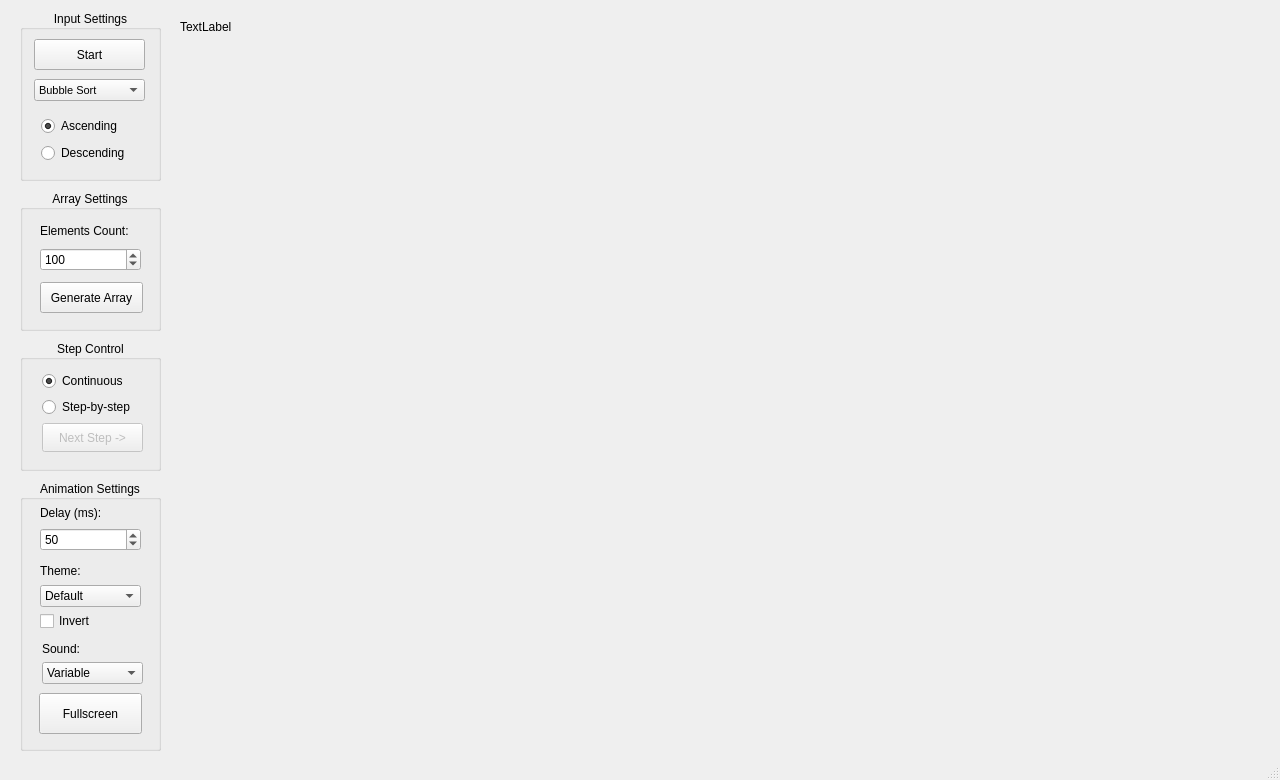
Above: mainwindow.ui from adamt-eng/sorting-visualizer before the change. Below: the same form after it.
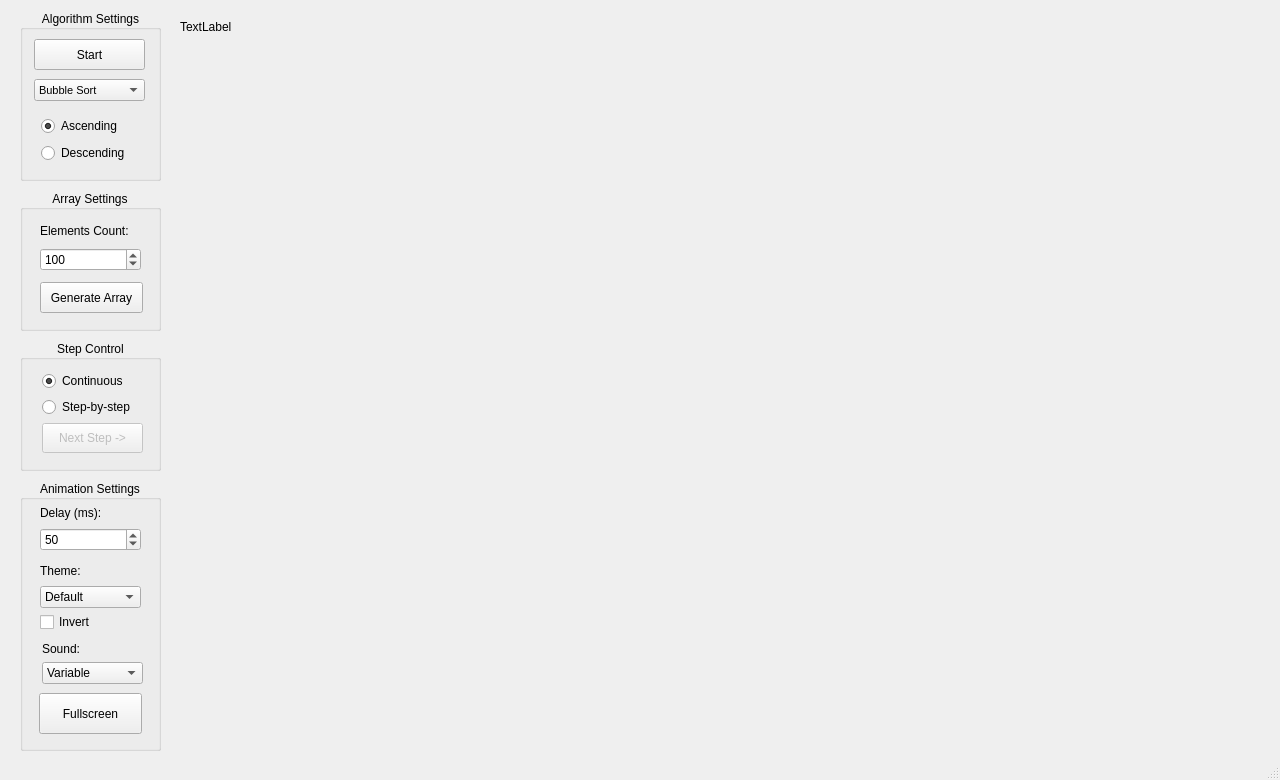
That is the form after the change.

Commit message:
Switched to a lambda function for array comparisons
Replaced separate functions for ascending/descending sorting with a lambda function to compute the result of array comparisons, this reduced code size by 32%.

The edit to the form file:
```diff
--- a/mainwindow.ui
+++ b/mainwindow.ui
@@ -59,7 +59,7 @@
        <x>22</x>
        <y>31</y>
        <width>101</width>
-       <height>81</height>
+       <height>82</height>
       </rect>
      </property>
      <layout class="QVBoxLayout" name="stepLayout">
@@ -133,7 +133,7 @@
      </rect>
     </property>
     <property name="title">
-     <string>Input Settings</string>
+     <string>Algorithm Settings</string>
     </property>
     <property name="alignment">
      <set>Qt::AlignmentFlag::AlignCenter</set>
@@ -386,7 +386,7 @@
        <x>20</x>
        <y>80</y>
        <width>101</width>
-       <height>71</height>
+       <height>72</height>
       </rect>
      </property>
      <layout class="QVBoxLayout" name="themeLayout">
```
Left out of the diff: 27 changed lines with no effect on the pictures. The commit also changes 2 other files.
